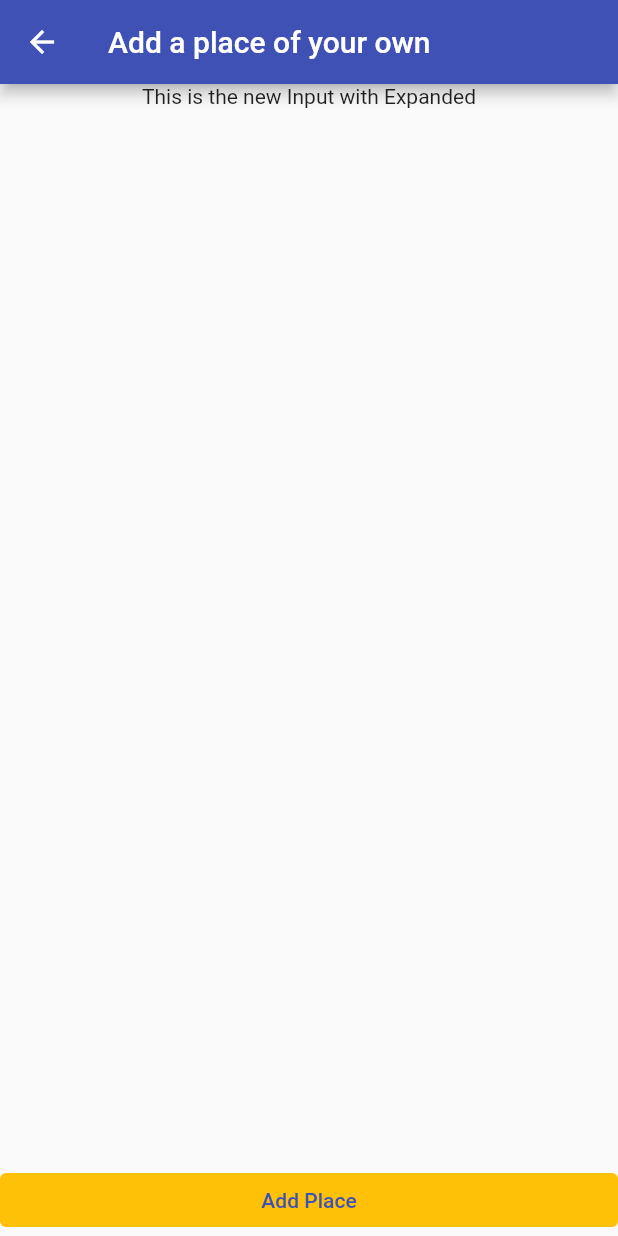
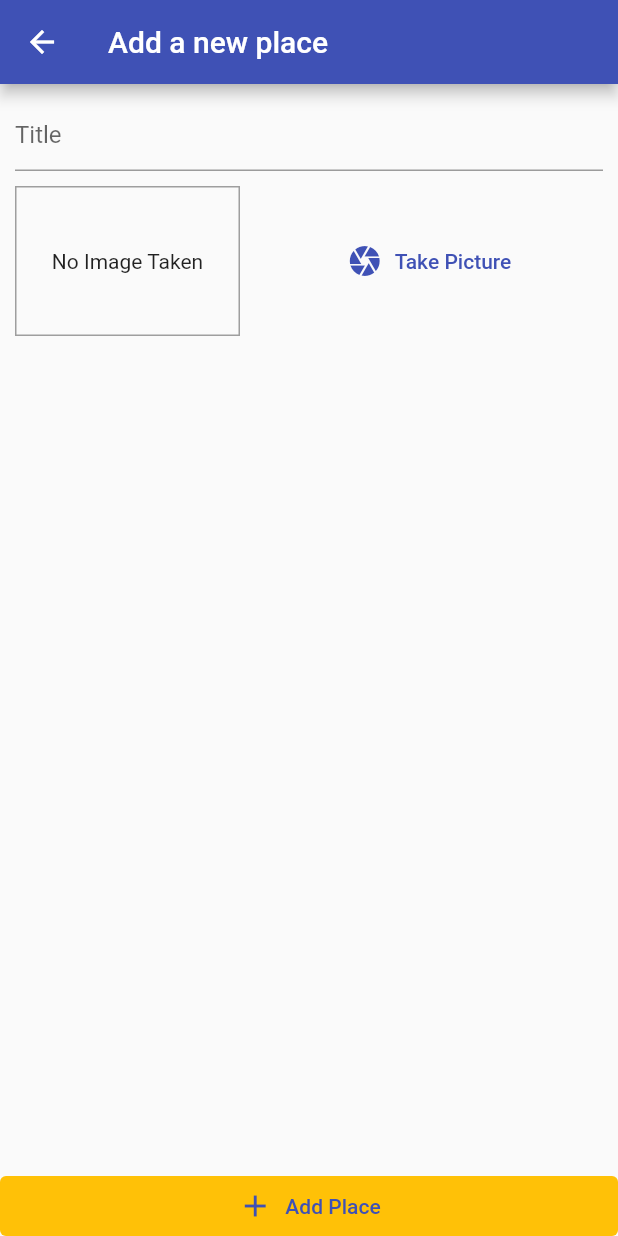
Before and after one commit to soulandbone/great_places, a Flutter app: the AddPlaceScreen screen opened by its route, on a phone screen of 412 x 824 dp. Run offline on Flutter 3.47's test engine with Material 2 defaults, Android fonts, the phone set to English and light mode, and no system bars.

Commit message:
added Image Input, logic needs to be added

```diff
--- a/lib/screens/add_place_screen.dart
+++ b/lib/screens/add_place_screen.dart
@@ -1,4 +1,5 @@
 import 'package:flutter/material.dart';
+import '../widgets/image_input_widget.dart';
 
 class AddPlaceScreen extends StatefulWidget {
   static const routeName = '/add-place';
@@ -8,22 +9,37 @@ class AddPlaceScreen extends StatefulWidget {
 }
 
 class _AddPlaceScreenState extends State<AddPlaceScreen> {
+  final _titleController = TextEditingController();
   @override
   Widget build(BuildContext context) {
     return Scaffold(
-      appBar: AppBar(title: const Text('Add a place of your own')),
+      appBar: AppBar(title: const Text('Add a new place')),
       body: Column(crossAxisAlignment: CrossAxisAlignment.stretch, children: [
         Expanded(
             child: SingleChildScrollView(
-          child: Column(
-            children: [Text('This is the new Input with Expanded')],
+          child: Padding(
+            padding: const EdgeInsets.all(10.0),
+            child: Column(
+              children: [
+                TextField(
+                  controller: _titleController,
+                  decoration: const InputDecoration(hintText: 'Title'),
+                ),
+                const SizedBox(
+                  height: 10,
+                ),
+                const ImageInput()
+              ],
+            ),
           ),
         )),
-        TextButton(
+        TextButton.icon(
+          icon: const Icon(Icons.add),
           onPressed: () {},
-          child: const Text('Add Place'),
           style: TextButton.styleFrom(
+              tapTargetSize: MaterialTapTargetSize.shrinkWrap,
               backgroundColor: Theme.of(context).accentColor),
+          label: const Text('Add Place'),
         )
       ]),
     );
--- a/lib/widgets/image_input_widget.dart
+++ b/lib/widgets/image_input_widget.dart
@@ -0,0 +1,49 @@
+import 'package:flutter/material.dart';
+import 'dart:io';
+
+class ImageInput extends StatefulWidget {
+  const ImageInput({super.key});
+
+  @override
+  State<ImageInput> createState() => _ImageInputState();
+}
+
+class _ImageInputState extends State<ImageInput> {
+  File? _storedImage;
+  @override
+  Widget build(BuildContext context) {
+    return Row(
+      children: [
+        Container(
+          alignment: Alignment.center,
+          height: 100,
+          width: 150,
+          decoration:
+              BoxDecoration(border: Border.all(width: 1, color: Colors.grey)),
+          child: _storedImage == null
+              ? const Padding(
+                  padding: EdgeInsets.all(4.0),
+                  child: Text(
+                    'No Image Taken',
+                    textAlign: TextAlign.center,
+                  ),
+                )
+              : Image.file(
+                  _storedImage!,
+                  fit: BoxFit.cover,
+                  width: double.infinity,
+                ),
+        ),
+        const SizedBox(
+          width: 10,
+        ),
+        Expanded(
+          child: TextButton.icon(
+              onPressed: () {},
+              icon: const Icon(Icons.camera),
+              label: const Text('Take Picture')),
+        )
+      ],
+    );
+  }
+}
```
